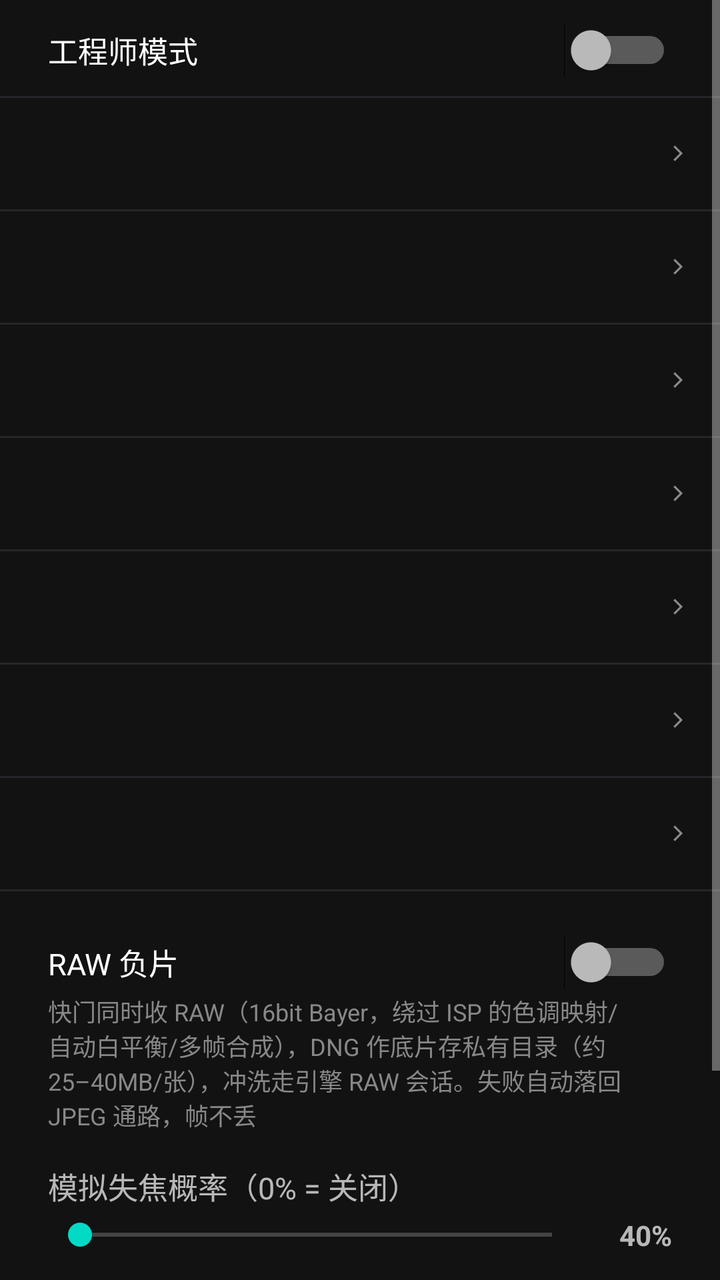
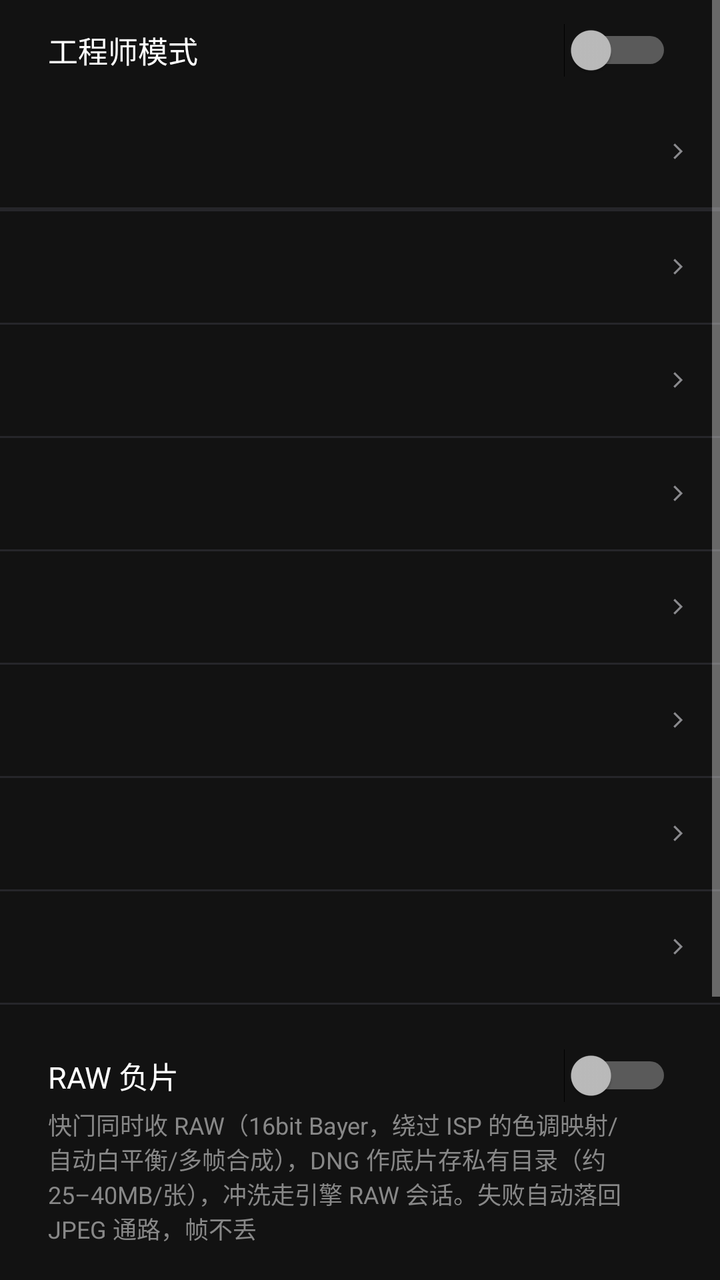

Compare the two renders of this Android layout. The source of the first and the diff that turns it into the second are given below.
<!-- AndroidManifest.xml: application theme Theme.FilmCam -->
<!-- res/layout/dialog_hidden_settings.xml -->
<?xml version="1.0" encoding="utf-8"?>

<ScrollView xmlns:android="http://schemas.android.com/apk/res/android"
    android:layout_width="match_parent"
    android:layout_height="wrap_content">

    <LinearLayout
        android:layout_width="match_parent"
        android:layout_height="wrap_content"
        android:orientation="vertical"
        android:paddingTop="8dp">

        
        <Switch
            android:id="@+id/swEngineerMode"
            android:layout_width="match_parent"
            android:layout_height="wrap_content"
            android:paddingStart="24dp"
            android:paddingTop="6dp"
            android:paddingEnd="24dp"
            android:paddingBottom="12dp"
            android:text="@string/eng_mode_title"
            android:textSize="15sp" />

        
        <View
            android:layout_width="match_parent"
            android:layout_height="1dp"
            android:background="#26262A" />

        <include
            android:id="@+id/rowEngSlow"
            layout="@layout/item_setting_row" />

        <View
            android:layout_width="match_parent"
            android:layout_height="1dp"
            android:background="#26262A" />

        <include
            android:id="@+id/rowEngStyle"
            layout="@layout/item_setting_row" />

        <View
            android:layout_width="match_parent"
            android:layout_height="1dp"
            android:background="#26262A" />

        
        <LinearLayout
            android:id="@+id/groupEngColor"
            android:layout_width="match_parent"
            android:layout_height="wrap_content"
            android:orientation="vertical">

                <include
            android:id="@+id/rowEngColor"
            layout="@layout/item_setting_row" />

        <View
            android:layout_width="match_parent"
            android:layout_height="1dp"
            android:background="#26262A" />
        </LinearLayout>

        <include
            android:id="@+id/rowEngDev"
            layout="@layout/item_setting_row" />

        <View
            android:layout_width="match_parent"
            android:layout_height="1dp"
            android:background="#26262A" />

        <include
            android:id="@+id/rowEngLens"
            layout="@layout/item_setting_row" />

        <View
            android:layout_width="match_parent"
            android:layout_height="1dp"
            android:background="#26262A" />

        
        <include
            android:id="@+id/rowEngJpeg"
            layout="@layout/item_setting_row" />

        <View
            android:layout_width="match_parent"
            android:layout_height="1dp"
            android:background="#26262A" />

        
        <include
            android:id="@+id/rowEngWaist"
            layout="@layout/item_setting_row" />

        <View
            android:layout_width="match_parent"
            android:layout_height="1dp"
            android:background="#26262A" />

        <LinearLayout
            android:layout_width="match_parent"
            android:layout_height="wrap_content"
            android:orientation="vertical"
            android:paddingStart="24dp"
            android:paddingTop="10dp"
            android:paddingEnd="24dp">

            <Switch
                android:id="@+id/swRawNegative"
                android:layout_width="match_parent"
                android:layout_height="wrap_content"
                android:layout_marginTop="12dp"
                android:text="@string/eng_raw_negative"
                android:textSize="15sp" />

            <TextView
                android:layout_width="match_parent"
                android:layout_height="wrap_content"
                android:layout_marginTop="2dp"
                android:text="@string/eng_raw_hint"
                android:textColor="#888"
                android:textSize="12sp" />

            <TextView
                android:layout_width="match_parent"
                android:layout_height="wrap_content"
                android:layout_marginTop="16dp"
                android:text="@string/main_debug_softfocus_prob"
                android:textSize="15sp" />

            <LinearLayout
                android:layout_width="match_parent"
                android:layout_height="wrap_content"
                android:layout_marginTop="4dp"
                android:gravity="center_vertical"
                android:orientation="horizontal">

                <SeekBar
                    android:id="@+id/sbSoftFocusProb"
                    android:layout_width="0dp"
                    android:layout_height="wrap_content"
                    android:layout_weight="1" />

                <TextView
                    android:id="@+id/tvSoftFocusProb"
                    android:layout_width="44dp"
                    android:layout_height="wrap_content"
                    android:gravity="end"
                    android:text="40%"
                    android:textSize="14sp"
                    android:textStyle="bold" />
            </LinearLayout>

            <TextView
                android:layout_width="match_parent"
                android:layout_height="wrap_content"
                android:layout_marginTop="10dp"
                android:text="@string/main_debug_note"
                android:textColor="#888"
                android:textSize="12sp" />

            
            <TextView
                android:layout_width="match_parent"
                android:layout_height="wrap_content"
                android:layout_marginTop="12dp"
                android:layout_marginBottom="4dp"
                android:text="@string/hidden_diag_title"
                android:textSize="13sp"
                android:textStyle="bold" />

            <TextView
                android:id="@+id/tvDiag"
                android:layout_width="match_parent"
                android:layout_height="wrap_content"
                android:layout_marginBottom="10dp"
                android:fontFamily="monospace"
                android:text="@string/hidden_diag_none"
                android:textSize="10.5sp" />

            
            <TextView
                android:layout_width="match_parent"
                android:layout_height="wrap_content"
                android:layout_marginBottom="4dp"
                android:text="@string/hidden_crash_title"
                android:textSize="13sp"
                android:textStyle="bold" />

            <TextView
                android:id="@+id/tvCrash"
                android:layout_width="match_parent"
                android:layout_height="wrap_content"
                android:layout_marginBottom="10dp"
                android:fontFamily="monospace"
                android:text="@string/hidden_crash_none"
                android:textSize="10.5sp" />
        </LinearLayout>
    </LinearLayout>
</ScrollView>
<!-- res/layout/item_setting_row.xml (included above) -->
<?xml version="1.0" encoding="utf-8"?>
<LinearLayout xmlns:android="http://schemas.android.com/apk/res/android"
    android:layout_width="match_parent"
    android:layout_height="wrap_content"
    android:background="?attr/selectableItemBackground"
    android:clickable="true"
    android:focusable="true"
    android:gravity="center_vertical"
    android:orientation="horizontal"
    android:paddingStart="17dp"
    android:paddingTop="11dp"
    android:paddingEnd="14dp"
    android:paddingBottom="11dp">

    
    <LinearLayout
        android:layout_width="0dp"
        android:layout_height="wrap_content"
        android:layout_weight="1"
        android:orientation="vertical">

        <TextView
            android:id="@+id/tvSetLabel"
            android:layout_width="wrap_content"
            android:layout_height="wrap_content"
            android:letterSpacing="0.03"
            android:textColor="#E8E4DA"
            android:textSize="13sp" />

        <TextView
            android:id="@+id/tvSetHint"
            android:layout_width="match_parent"
            android:layout_height="wrap_content"
            android:layout_marginTop="3dp"
            android:letterSpacing="0.02"
            android:lineSpacingMultiplier="1.35"
            android:maxLines="2"
            android:textColor="#8A8A8E"
            android:textSize="9.5sp" />
    </LinearLayout>

    
    <TextView
        android:id="@+id/tvSetValue"
        android:layout_width="wrap_content"
        android:layout_height="wrap_content"
        android:layout_marginStart="10dp"
        android:fontFamily="monospace"
        android:gravity="end"
        android:includeFontPadding="false"
        android:letterSpacing="0.05"
        android:textColor="#FFC100"
        android:textSize="12.5sp" />

    
    <View
        android:id="@+id/viewSetSwatch"
        android:layout_width="12dp"
        android:layout_height="12dp"
        android:layout_marginStart="9dp"
        android:visibility="gone" />

    
    <LinearLayout
        android:id="@+id/setTicks"
        android:layout_width="wrap_content"
        android:layout_height="wrap_content"
        android:layout_marginStart="10dp"
        android:gravity="center_vertical"
        android:orientation="horizontal"
        android:visibility="gone">

        <View
            android:id="@+id/tick1"
            android:layout_width="3dp"
            android:layout_height="11dp" />

        <View
            android:id="@+id/tick2"
            android:layout_width="3dp"
            android:layout_height="11dp"
            android:layout_marginStart="3dp" />

        <View
            android:id="@+id/tick3"
            android:layout_width="3dp"
            android:layout_height="11dp"
            android:layout_marginStart="3dp" />
    </LinearLayout>

    <ImageView
        android:id="@+id/ivSetChevron"
        android:layout_width="14dp"
        android:layout_height="14dp"
        android:layout_marginStart="10dp"
        android:contentDescription="@null"
        android:src="@drawable/ic_set_chevron" />
</LinearLayout>
<!-- resources referenced by this layout -->
<resources>
  <!-- drawable ic_set_chevron (drawable) -->
  <?xml version="1.0" encoding="utf-8"?>
  <vector xmlns:android="http://schemas.android.com/apk/res/android"
      android:width="24dp"
      android:height="24dp"
      android:viewportWidth="24"
      android:viewportHeight="24">
      <path
          android:fillColor="#8A8A8E"
          android:pathData="M9.4,5.3 L16.1,12 L9.4,18.7 L8.1,17.4 L13.5,12 L8.1,6.6 Z" />
  </vector>
  <string name="eng_mode_title">工程师模式</string>
  <string name="eng_raw_hint">快门同时收 RAW（16bit Bayer，绕过 ISP 的色调映射/自动白平衡/多帧合成），DNG 作底片存私有目录（约 25–40MB/张），冲洗走引擎 RAW 会话。失败自动落回 JPEG 通路，帧不丢</string>
  <string name="eng_raw_negative">RAW 负片</string>
  <string name="hidden_crash_none">还没有崩溃记录</string>
  <string name="hidden_crash_title">崩溃日志 CRASH LOG</string>
  <string name="hidden_diag_none">还没有冲洗记录</string>
  <string name="hidden_diag_title">冲洗耗时诊断 DEVELOP TIMING</string>
  <string name="main_debug_note">这些选项用于开发调试，普通使用无需调整。</string>
  <string name="main_debug_softfocus_prob">模拟失焦概率（0% = 关闭）</string>
  <style name="Theme.FilmCam" parent="Theme.MaterialComponents.NoActionBar">
          
      </style>
</resources>

<!-- the commit's change to res/layout/dialog_hidden_settings.xml (unified diff, before → after) -->
@@ -1,6 +1,7 @@
 <?xml version="1.0" encoding="utf-8"?>
 
 <ScrollView xmlns:android="http://schemas.android.com/apk/res/android"
+    android:id="@+id/engScroll"
     android:layout_width="match_parent"
     android:layout_height="wrap_content">
 
@@ -23,6 +24,16 @@
             android:textSize="15sp" />
 
         
+        <include
+            android:id="@+id/rowEngLens"
+            layout="@layout/item_setting_row" />
+
+        <View
+            android:layout_width="match_parent"
+            android:layout_height="1dp"
+            android:background="#26262A" />
+
+        
         <View
             android:layout_width="match_parent"
             android:layout_height="1dp"
@@ -72,15 +83,6 @@
             android:layout_height="1dp"
             android:background="#26262A" />
 
-        <include
-            android:id="@+id/rowEngLens"
-            layout="@layout/item_setting_row" />
-
-        <View
-            android:layout_width="match_parent"
-            android:layout_height="1dp"
-            android:background="#26262A" />
-
         
         <include
             android:id="@+id/rowEngJpeg"
@@ -94,6 +96,15 @@
         
         <include
             android:id="@+id/rowEngWaist"
+            layout="@layout/item_setting_row" />
+        <View
+            android:layout_width="match_parent"
+            android:layout_height="1dp"
+            android:background="#26262A" />
+
+        
+        <include
+            android:id="@+id/rowEngDarkroomV2"
             layout="@layout/item_setting_row" />
 
         <View
